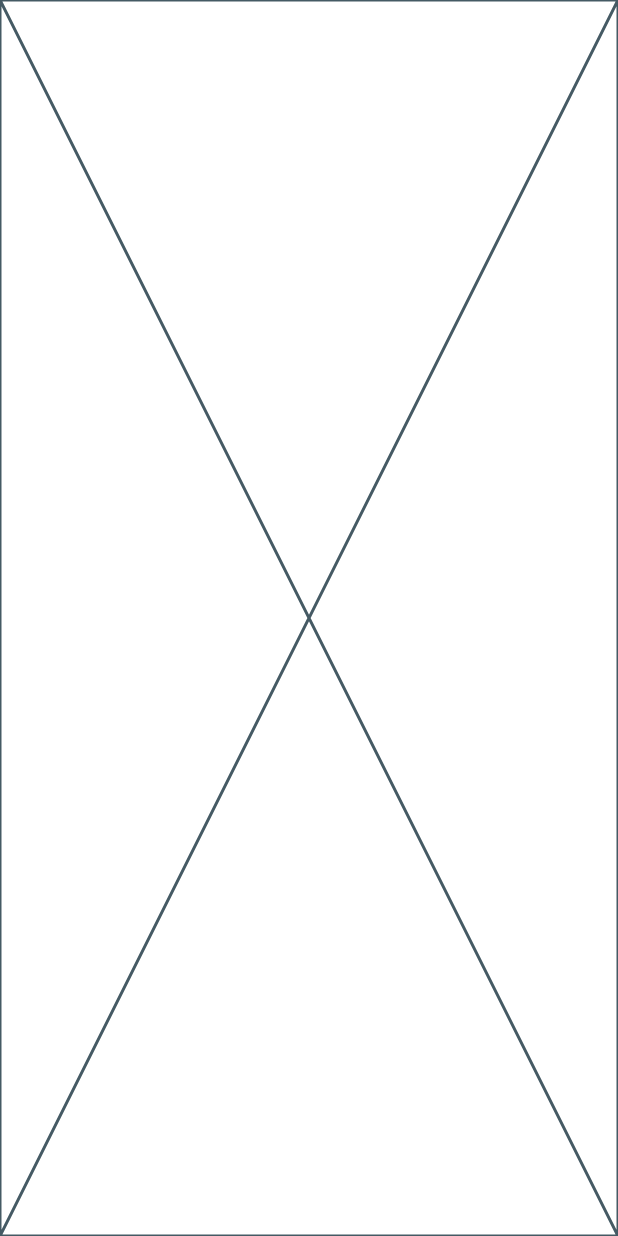
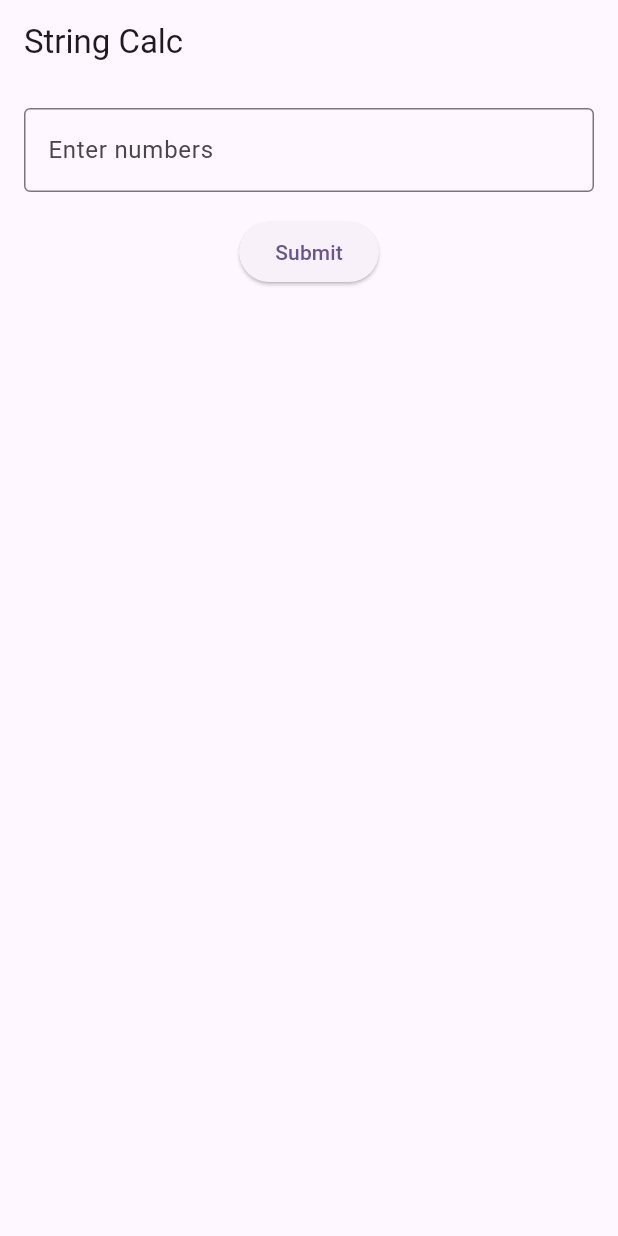
Before and after one commit to Maulik-Rajpara/string_cal_tdd, a Flutter app: the screen it shows after launch, on a phone screen of 412 x 824 dp. Run offline on Flutter 3.47's test engine with Material 3 defaults, Android fonts, the light colour scheme and no system bars.

Commit message:
Added string cal class with TDD & UI implementation

```diff
--- a/lib/core/utils/app_strings.dart
+++ b/lib/core/utils/app_strings.dart
@@ -1,3 +1,4 @@
 class AppStrings{
-  static const APP_NAME='String Calc';
+  static const appName='String Calc';
+  static const enterName='Enter numbers';
 }
--- a/lib/features/calculator/data/string_calculator.dart
+++ b/lib/features/calculator/data/string_calculator.dart
@@ -1,3 +1,26 @@
 class StringCalculator {
+  int add(String numbers) {
+    if (numbers.isEmpty) {
+      return 0;
+    }
 
+    // Handle custom delimiter if present
+    if (numbers.startsWith("//")) {
+      var delimiter = numbers[2];
+      numbers = numbers.substring(4);
+      numbers = numbers.replaceAll(delimiter, ',');
+      print("numList $delimiter");
+    }
+
+    // Split by comma or newline
+    var numList = numbers.split(RegExp(r'[,\n]')).map(int.parse).toList();
+    print("numList $numList");
+    // Check for negative numbers
+    var negativeNumbers = numList.where((num) => num < 0).toList();
+    if (negativeNumbers.isNotEmpty) {
+      throw FormatException('negative numbers are not allowed ${negativeNumbers.join(',')}');
+    }
+
+    return numList.fold(0, (sum, num) => sum + num);
+  }
 }
--- a/lib/features/calculator/presentation/calculator_screen.dart
+++ /dev/null
@@ -1,15 +0,0 @@
-import 'package:flutter/material.dart';
-
-class CalculatorScreen extends StatefulWidget {
-  const CalculatorScreen({super.key});
-
-  @override
-  State<CalculatorScreen> createState() => _CalculatorScreenState();
-}
-
-class _CalculatorScreenState extends State<CalculatorScreen> {
-  @override
-  Widget build(BuildContext context) {
-    return const Placeholder();
-  }
-}
--- /dev/null
+++ b/lib/features/calculator/presentation/screen/calculator_screen.dart
@@ -0,0 +1,69 @@
+import 'package:flutter/material.dart';
+import 'package:provider/provider.dart';
+import 'package:string_cal_tdd/core/utils/app_strings.dart';
+
+import '../../provider/calculator_provider.dart';
+
+class CalculatorScreen extends StatefulWidget {
+  const CalculatorScreen({super.key});
+
+  @override
+  State<CalculatorScreen> createState() => _CalculatorScreenState();
+}
+
+class _CalculatorScreenState extends State<CalculatorScreen> {
+  @override
+  Widget build(BuildContext context) {
+    return Scaffold(
+      appBar: AppBar(
+        title: const Text(AppStrings.appName),
+      ),
+      body: Padding(
+        padding: const EdgeInsets.all(16.0),
+        child: Column(
+          crossAxisAlignment: CrossAxisAlignment.center,
+
+          children: [
+            Consumer<CalculatorProvider>(
+              builder: (context, calculatorProvider, child) {
+                return TextField(
+                  controller: TextEditingController(text: calculatorProvider.input),
+                  decoration: const InputDecoration(
+                    labelText: AppStrings.enterName,
+                    border: OutlineInputBorder(),
+                  ),
+                  onChanged: (input) {
+                    calculatorProvider.setInput(input);
+                  },
+                  keyboardType: const TextInputType.numberWithOptions(decimal: true),
+                );
+              },
+            ),
+            const SizedBox(height: 16),
+            ElevatedButton(
+
+              onPressed: () {
+                context.read<CalculatorProvider>().calculate();
+              },
+              child: const Text('Submit'),
+            ),
+            const SizedBox(height: 16),
+            Consumer<CalculatorProvider>(
+              builder: (context, calculatorProvider, child) {
+                return calculatorProvider.errorMessage.isNotEmpty
+                    ? Text(
+                  'Error: ${calculatorProvider.errorMessage}',
+                  style: const TextStyle(color: Colors.red),
+                )
+                    : Text(
+                  calculatorProvider.result,
+                  style: const TextStyle(fontSize: 20, fontWeight: FontWeight.bold),
+                );
+              },
+            ),
+          ],
+        ),
+      ),
+    );
+  }
+}
--- a/lib/features/calculator/provider/calculator_provider.dart
+++ b/lib/features/calculator/provider/calculator_provider.dart
@@ -1,5 +1,29 @@
 import 'package:flutter/material.dart';
 
+import '../data/string_calculator.dart';
+
 class CalculatorProvider with ChangeNotifier {
+  String _input = '';
+  String _result = '';
+  String _errorMessage = '';
 
+  String get input => _input;
+  String get result => _result;
+  String get errorMessage => _errorMessage;
+
+  void setInput(String input) {
+    _input = input;
+  }
+
+  void calculate() {
+    _errorMessage = '';
+    try {
+      final calculator = StringCalculator();
+      _result = 'Result: ${calculator.add(_input)}';
+    } catch (e) {
+      _errorMessage = e.toString();
+      _result = '';
+    }
+    notifyListeners(); // Notify listeners about the result/error
+  }
 }
--- a/lib/main.dart
+++ b/lib/main.dart
@@ -1,6 +1,9 @@
 import 'package:flutter/material.dart';
+import 'package:provider/provider.dart';
 import 'package:string_cal_tdd/core/utils/app_strings.dart';
-import 'package:string_cal_tdd/features/calculator/presentation/calculator_screen.dart';
+import 'package:string_cal_tdd/features/calculator/presentation/screen/calculator_screen.dart';
+
+import 'features/calculator/provider/calculator_provider.dart';
 
 void main() {
   runApp(const MyApp());
@@ -12,14 +15,18 @@ class MyApp extends StatelessWidget {
   // This widget is the root of your application.
   @override
   Widget build(BuildContext context) {
-    return MaterialApp(
-      title: AppStrings.APP_NAME,
-      theme: ThemeData(
+    return ChangeNotifierProvider(
+      create: (_) => CalculatorProvider(),
+      child: MaterialApp(
+        debugShowCheckedModeBanner: false,
+        title: AppStrings.appName,
+        theme: ThemeData(
 
-        colorScheme: ColorScheme.fromSeed(seedColor: Colors.deepPurple),
-        useMaterial3: true,
+          colorScheme: ColorScheme.fromSeed(seedColor: Colors.deepPurple),
+          useMaterial3: true,
+        ),
+        home: const CalculatorScreen(),
       ),
-      home: const CalculatorScreen(),
     );
   }
 }
```
Also changed, not shown: 4 other files.
